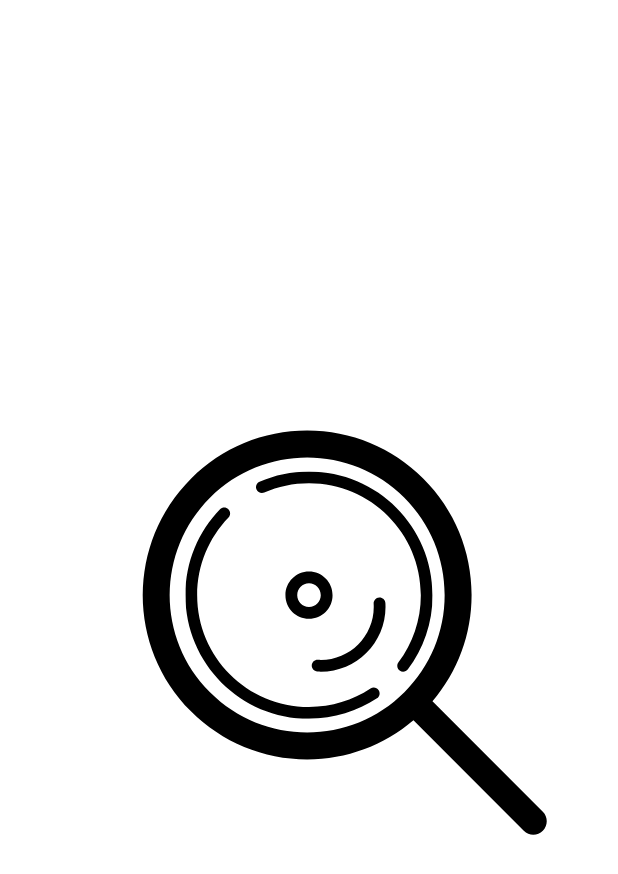
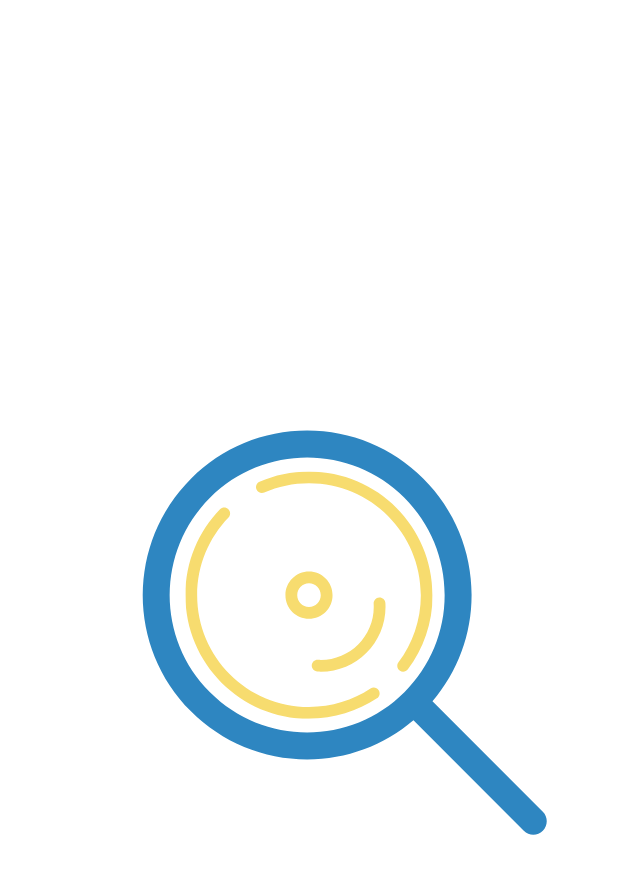
Before and after one commit to pablo-lozano-martin/spotifind, an Android app: the MainActivity screen opened directly, with no data from a screen before it, on a phone screen of 412 x 824 dp. Shown: the top 874 px of the screen. Run offline under Robolectric (Android 15) with nearby library versions, the phone set to English and light mode, and no system bars; our stand-ins replace Firebase (no records; nobody signed in at launch, a user with empty details on screens opened directly); libraries missing offline, so code that uses them is left out: com.firebase.geofire, com.spotify.android, com.spotify.protocol, com.spotify.sdk; 8 statements that could not run were skipped.

Commit message:
modo noche y colores marca
sin ver :)

```diff
--- a/app/src/main/res/drawable/logoprueba.xml
+++ b/app/src/main/res/drawable/logoprueba.xml
@@ -1,10 +1,10 @@
 <vector android:height="1000dp" android:viewportHeight="375"
     android:viewportWidth="375" android:width="1000dp" xmlns:android="http://schemas.android.com/apk/res/android">
-    <path android:fillColor="#000000" android:fillType="nonZero" android:pathData="M262.43,238C277.75,220 286.16,197.41 286.16,173.5C286.16,146.85 275.77,121.79 256.93,102.94C238.09,84.09 213.05,73.71 186.39,73.71C159.75,73.71 134.71,84.09 115.87,102.94C76.98,141.85 76.98,205.16 115.87,244.07C134.71,262.91 159.75,273.3 186.39,273.3C210.3,273.3 232.88,264.89 250.88,249.56L317.83,316.55C319.43,318.15 321.52,318.95 323.61,318.95C325.7,318.95 327.79,318.15 329.39,316.55C332.58,313.36 332.58,308.19 329.39,305ZM127.42,232.51C94.9,199.98 94.9,147.04 127.42,114.5C159.94,81.98 212.85,81.96 245.38,114.5C261.13,130.26 269.81,151.21 269.81,173.5C269.81,195.79 261.13,216.75 245.38,232.5C212.85,265.05 159.94,265.04 127.42,232.51ZM127.42,232.51"/>
+    <path android:fillColor="#2e86c1" android:fillType="nonZero" android:pathData="M262.43,238C277.75,220 286.16,197.41 286.16,173.5C286.16,146.85 275.77,121.79 256.93,102.94C238.09,84.09 213.05,73.71 186.39,73.71C159.75,73.71 134.71,84.09 115.87,102.94C76.98,141.85 76.98,205.16 115.87,244.07C134.71,262.91 159.75,273.3 186.39,273.3C210.3,273.3 232.88,264.89 250.88,249.56L317.83,316.55C319.43,318.15 321.52,318.95 323.61,318.95C325.7,318.95 327.79,318.15 329.39,316.55C332.58,313.36 332.58,308.19 329.39,305ZM127.42,232.51C94.9,199.98 94.9,147.04 127.42,114.5C159.94,81.98 212.85,81.96 245.38,114.5C261.13,130.26 269.81,151.21 269.81,173.5C269.81,195.79 261.13,216.75 245.38,232.5C212.85,265.05 159.94,265.04 127.42,232.51ZM127.42,232.51"/>
     <group>
         <clip-path android:pathData="M112.5,98.62L262.5,98.62L262.5,248.62L112.5,248.62ZM112.5,98.62"/>
-        <path android:fillColor="#000000" android:fillType="evenOdd" android:pathData="M187.5,105.76C177.84,105.76 168.66,107.78 160.36,111.41C158.55,112.2 156.45,111.37 155.66,109.56C154.87,107.76 155.69,105.65 157.5,104.86C166.69,100.84 176.84,98.62 187.5,98.62C228.92,98.62 262.5,132.2 262.5,173.62C262.5,190.5 256.92,206.09 247.5,218.63C246.31,220.2 244.07,220.52 242.5,219.34C240.92,218.15 240.6,215.91 241.79,214.34C250.31,203 255.36,188.9 255.36,173.62C255.36,136.14 224.98,105.76 187.5,105.76ZM138.56,121.47C139.98,122.84 140.02,125.1 138.65,126.52C126.88,138.73 119.64,155.32 119.64,173.62C119.64,211.09 150.02,241.48 187.5,241.48C201.29,241.48 214.11,237.36 224.82,230.3C226.46,229.21 228.68,229.67 229.77,231.32C230.85,232.96 230.4,235.18 228.75,236.26C216.92,244.07 202.73,248.62 187.5,248.62C146.08,248.62 112.5,215.04 112.5,173.62C112.5,153.4 120.5,135.04 133.51,121.56C134.88,120.14 137.14,120.1 138.56,121.47ZM138.56,121.47"/>
+        <path android:fillColor="#f7dc6f" android:fillType="evenOdd" android:pathData="M187.5,105.76C177.84,105.76 168.66,107.78 160.36,111.41C158.55,112.2 156.45,111.37 155.66,109.56C154.87,107.76 155.69,105.65 157.5,104.86C166.69,100.84 176.84,98.62 187.5,98.62C228.92,98.62 262.5,132.2 262.5,173.62C262.5,190.5 256.92,206.09 247.5,218.63C246.31,220.2 244.07,220.52 242.5,219.34C240.92,218.15 240.6,215.91 241.79,214.34C250.31,203 255.36,188.9 255.36,173.62C255.36,136.14 224.98,105.76 187.5,105.76ZM138.56,121.47C139.98,122.84 140.02,125.1 138.65,126.52C126.88,138.73 119.64,155.32 119.64,173.62C119.64,211.09 150.02,241.48 187.5,241.48C201.29,241.48 214.11,237.36 224.82,230.3C226.46,229.21 228.68,229.67 229.77,231.32C230.85,232.96 230.4,235.18 228.75,236.26C216.92,244.07 202.73,248.62 187.5,248.62C146.08,248.62 112.5,215.04 112.5,173.62C112.5,153.4 120.5,135.04 133.51,121.56C134.88,120.14 137.14,120.1 138.56,121.47ZM138.56,121.47"/>
     </group>
-    <path android:fillColor="#000000" android:fillType="evenOdd" android:pathData="M230.09,175.08C232.06,174.97 233.75,176.47 233.86,178.44C233.91,179.21 233.93,179.98 233.93,180.76C233.93,202.46 216.34,220.05 194.64,220.05C193.94,220.05 193.25,220.03 192.55,219.99C190.58,219.89 189.07,218.21 189.17,216.24C189.28,214.27 190.96,212.75 192.93,212.86C193.5,212.89 194.07,212.91 194.64,212.91C212.39,212.91 226.79,198.51 226.79,180.76C226.79,180.12 226.77,179.49 226.73,178.86C226.62,176.89 228.12,175.2 230.09,175.08ZM230.09,175.08"/>
-    <path android:fillColor="#000000" android:fillType="evenOdd" android:pathData="M187.5,166.48C183.55,166.48 180.36,169.67 180.36,173.62C180.36,177.56 183.55,180.76 187.5,180.76C191.45,180.76 194.64,177.56 194.64,173.62C194.64,169.67 191.45,166.48 187.5,166.48ZM173.21,173.62C173.21,165.73 179.61,159.33 187.5,159.33C195.39,159.33 201.79,165.73 201.79,173.62C201.79,181.51 195.39,187.91 187.5,187.91C179.61,187.91 173.21,181.51 173.21,173.62ZM173.21,173.62"/>
+    <path android:fillColor="#f7dc6f" android:fillType="evenOdd" android:pathData="M230.09,175.08C232.06,174.97 233.75,176.47 233.86,178.44C233.91,179.21 233.93,179.98 233.93,180.76C233.93,202.46 216.34,220.05 194.64,220.05C193.94,220.05 193.25,220.03 192.55,219.99C190.58,219.89 189.07,218.21 189.17,216.24C189.28,214.27 190.96,212.75 192.93,212.86C193.5,212.89 194.07,212.91 194.64,212.91C212.39,212.91 226.79,198.51 226.79,180.76C226.79,180.12 226.77,179.49 226.73,178.86C226.62,176.89 228.12,175.2 230.09,175.08ZM230.09,175.08"/>
+    <path android:fillColor="#f7dc6f" android:fillType="evenOdd" android:pathData="M187.5,166.48C183.55,166.48 180.36,169.67 180.36,173.62C180.36,177.56 183.55,180.76 187.5,180.76C191.45,180.76 194.64,177.56 194.64,173.62C194.64,169.67 191.45,166.48 187.5,166.48ZM173.21,173.62C173.21,165.73 179.61,159.33 187.5,159.33C195.39,159.33 201.79,165.73 201.79,173.62C201.79,181.51 195.39,187.91 187.5,187.91C179.61,187.91 173.21,181.51 173.21,173.62ZM173.21,173.62"/>
 </vector>
--- a/app/src/main/res/layout/splash_screen.xml
+++ b/app/src/main/res/layout/splash_screen.xml
@@ -9,6 +9,7 @@
         android:layout_width="wrap_content"
         android:layout_height="wrap_content"
         android:layout_centerInParent="true"
+        android:background="@color/white"
         android:src="@drawable/logoprueba" />
 
 </RelativeLayout>
--- a/app/src/main/res/values-night/themes.xml
+++ b/app/src/main/res/values-night/themes.xml
@@ -1,16 +1,30 @@
 <resources xmlns:tools="http://schemas.android.com/tools">
     <!-- Base application theme. -->
     <style name="Theme.Spotifind" parent="Theme.MaterialComponents.DayNight.DarkActionBar">
-        <!-- Primary brand color. -->
+        <!-- Primary brand color.
         <item name="colorPrimary">@color/purple_200</item>
         <item name="colorPrimaryVariant">@color/purple_700</item>
         <item name="colorOnPrimary">@color/black</item>
-        <!-- Secondary brand color. -->
+         Secondary brand color.
         <item name="colorSecondary">@color/teal_200</item>
         <item name="colorSecondaryVariant">@color/teal_200</item>
         <item name="colorOnSecondary">@color/black</item>
-        <!-- Status bar color. -->
+        Status bar color.
+        <item name="android:statusBarColor">?attr/colorPrimaryVariant</item> -->
+
+        <!-- Customize your theme here. -->
+
+        <!-- Primary brand color. -->
+        <item name="colorPrimary">@color/yellow</item>
+        <item name="colorPrimaryVariant">@color/blue</item>
+        <item name="colorOnPrimary">@color/white</item>
+
+        <!--Secondary brand color. -->
+        <item name="colorSecondary">@color/light_gray</item>
+        <item name="colorSecondaryVariant">@color/blue</item>
+        <item name="colorOnSecondary">@color/white</item>
+
+        <!--Status bar color. -->
         <item name="android:statusBarColor">?attr/colorPrimaryVariant</item>
-        <!-- Customize your theme here. -->
     </style>
 </resources>
```
